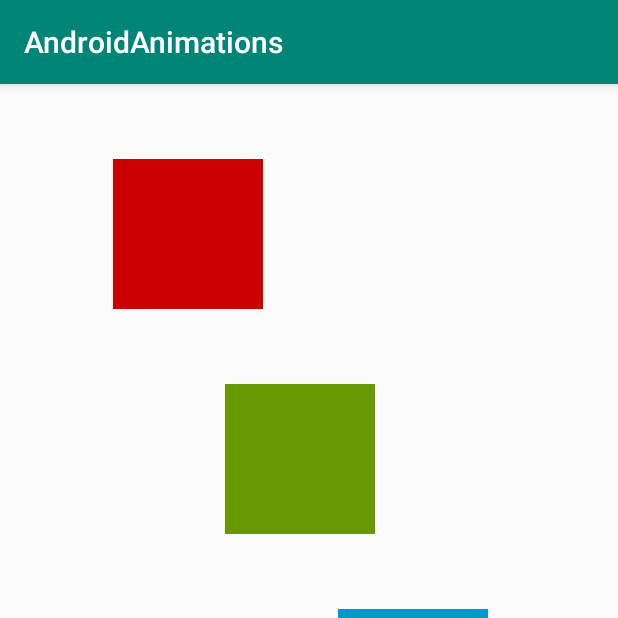
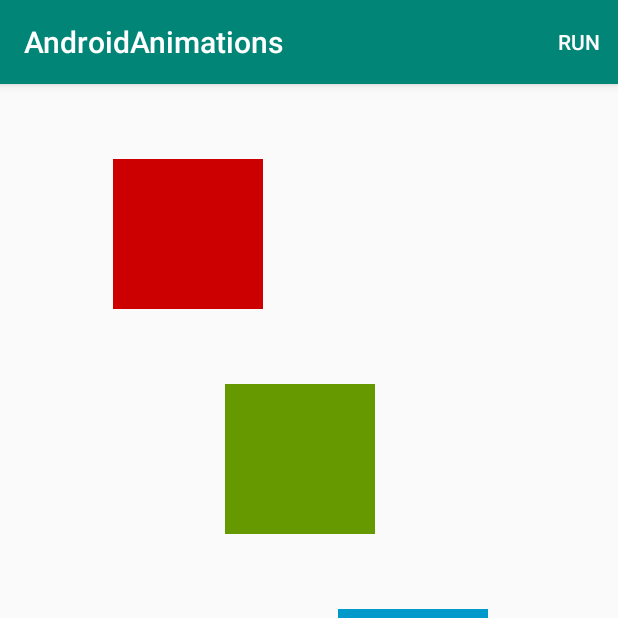
Before and after one commit to pfieffer/AndroidAnimations, an Android app: the screen it shows after launch (MainActivity), on a phone screen of 412 x 824 dp, the top half of it. Run offline under Robolectric (Android 15) with nearby library versions, the phone set to English and light mode, and no system bars.

```diff
--- a/app/build.gradle
+++ b/app/build.gradle
@@ -4,7 +4,7 @@ android {
     compileSdkVersion 28
     defaultConfig {
         applicationId "com.example.androidanimations"
-        minSdkVersion 15
+        minSdkVersion 19
         targetSdkVersion 28
         versionCode 1
         versionName "1.0"
--- a/app/src/main/java/com/example/androidanimations/MainActivity.java
+++ b/app/src/main/java/com/example/androidanimations/MainActivity.java
@@ -2,12 +2,55 @@ package com.example.androidanimations;
 
 import android.support.v7.app.AppCompatActivity;
 import android.os.Bundle;
+import android.transition.Scene;
+import android.transition.TransitionInflater;
+import android.transition.TransitionManager;
+import android.view.Menu;
+import android.view.MenuItem;
+import android.view.ViewGroup;
 
 public class MainActivity extends AppCompatActivity {
+
+    private static final String TAG = MainActivity.class.getSimpleName();
+    int mCurrentScene = 1;
+    private Scene mScene1, mScene2;
+    private ViewGroup mSceneRoot;
+    private TransitionManager transitionManager;
 
     @Override
     protected void onCreate(Bundle savedInstanceState) {
         super.onCreate(savedInstanceState);
         setContentView(R.layout.activity_main);
+
+        mSceneRoot = findViewById(R.id.scene_root);
+        mScene1 = Scene.getSceneForLayout(mSceneRoot, R.layout.scene1, this);
+        mScene2 = Scene.getSceneForLayout(mSceneRoot, R.layout.scene2, this);
+        transitionManager = TransitionInflater.from(this)
+                .inflateTransitionManager(R.transition.manager, mSceneRoot);
+    }
+
+    @Override
+    public boolean onCreateOptionsMenu(Menu menu) {
+        getMenuInflater().inflate(R.menu.main_menu, menu);
+        return true;
+    }
+
+    @Override
+    public boolean onOptionsItemSelected(MenuItem item) {
+        if (item.getItemId() == R.id.action_transition){
+            runTransition();
+            return true;
+        }
+        return super.onOptionsItemSelected(item);
+    }
+
+    private void runTransition() {
+        if (mCurrentScene == 1){
+            TransitionManager.go(mScene2);
+            mCurrentScene = 2;
+        } else {
+            transitionManager.transitionTo(mScene1);
+            mCurrentScene = 1;
+        }
     }
 }
--- /dev/null
+++ b/app/src/main/res/menu/main_menu.xml
@@ -0,0 +1,8 @@
+<?xml version="1.0" encoding="utf-8"?>
+<menu xmlns:android="http://schemas.android.com/apk/res/android"
+    xmlns:app="http://schemas.android.com/apk/res-auto">
+    <item
+        android:id="@+id/action_transition"
+        android:title="@string/run"
+        app:showAsAction="always"/>
+</menu>
--- /dev/null
+++ b/app/src/main/res/transition/manager.xml
@@ -0,0 +1,9 @@
+<?xml version="1.0" encoding="utf-8"?>
+<transitionManager xmlns:android="http://schemas.android.com/apk/res/android">
+
+    <transition
+        android:fromScene="@layout/scene2"
+        android:toScene="@layout/scene1"
+        android:transition="@transition/my_transition" />
+
+</transitionManager>
--- /dev/null
+++ b/app/src/main/res/transition/my_transition.xml
@@ -0,0 +1,7 @@
+<?xml version="1.0" encoding="utf-8"?>
+<transitionSet xmlns:android="http://schemas.android.com/apk/res/android"
+    android:transitionOrdering="sequential">
+    <fade android:fadingMode="fade_in_out" />
+    <changeBounds />
+    <explode />
+</transitionSet>
--- a/app/src/main/res/values/strings.xml
+++ b/app/src/main/res/values/strings.xml
@@ -1,3 +1,4 @@
 <resources>
     <string name="app_name">AndroidAnimations</string>
+    <string name="run">Run</string>
 </resources>
```
